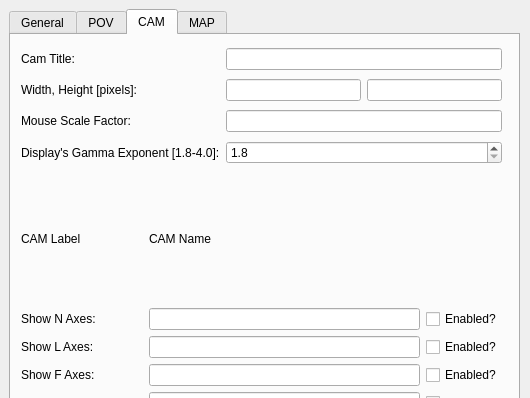
pavelgalchenko/dsm_gui, file dsm_gui/grh_menu.ui: the form before one commit; both pictures show x 0 to 530 and y 0 to 398 of the 530 by 870 pixel window.
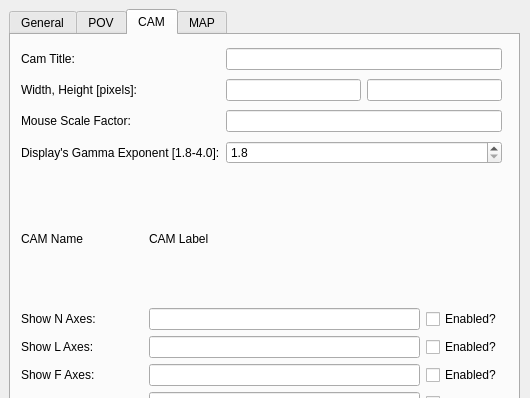
The form after the commit. The open tabs and pages were chosen to show the change.

Commit message: Finish up of IPC. Now for testing

```diff
--- a/dsm_gui/grh_menu.ui
+++ b/dsm_gui/grh_menu.ui
@@ -760,7 +760,7 @@
            <item>
             <widget class="QLabel" name="label_45">
              <property name="text">
-              <string>CAM Name</string>
+              <string>CAM Label</string>
              </property>
             </widget>
            </item>
@@ -914,7 +914,7 @@
          <item row="0" column="0">
           <widget class="QLabel" name="label_27">
            <property name="text">
-            <string>CAM Label</string>
+            <string>CAM Name</string>
            </property>
           </widget>
          </item>
```
Left out of the diff: 4 changed lines with no effect on the pictures. The commit also changes 1 other file.
